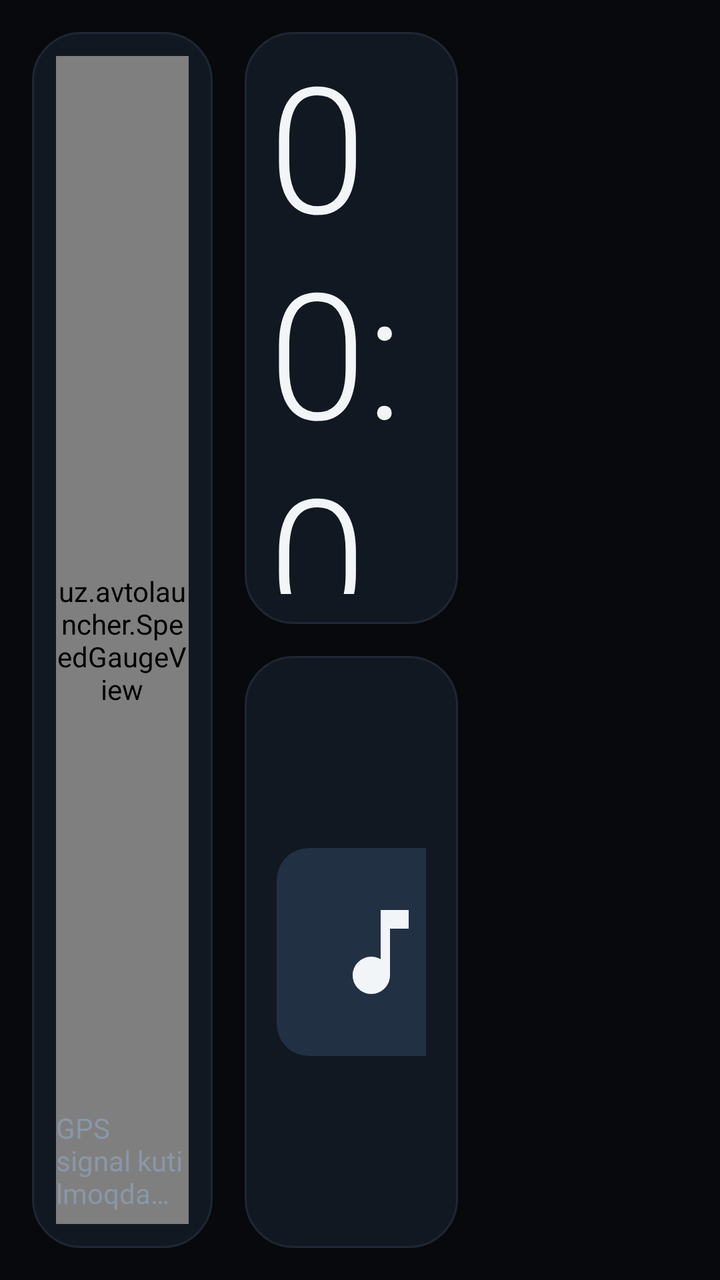
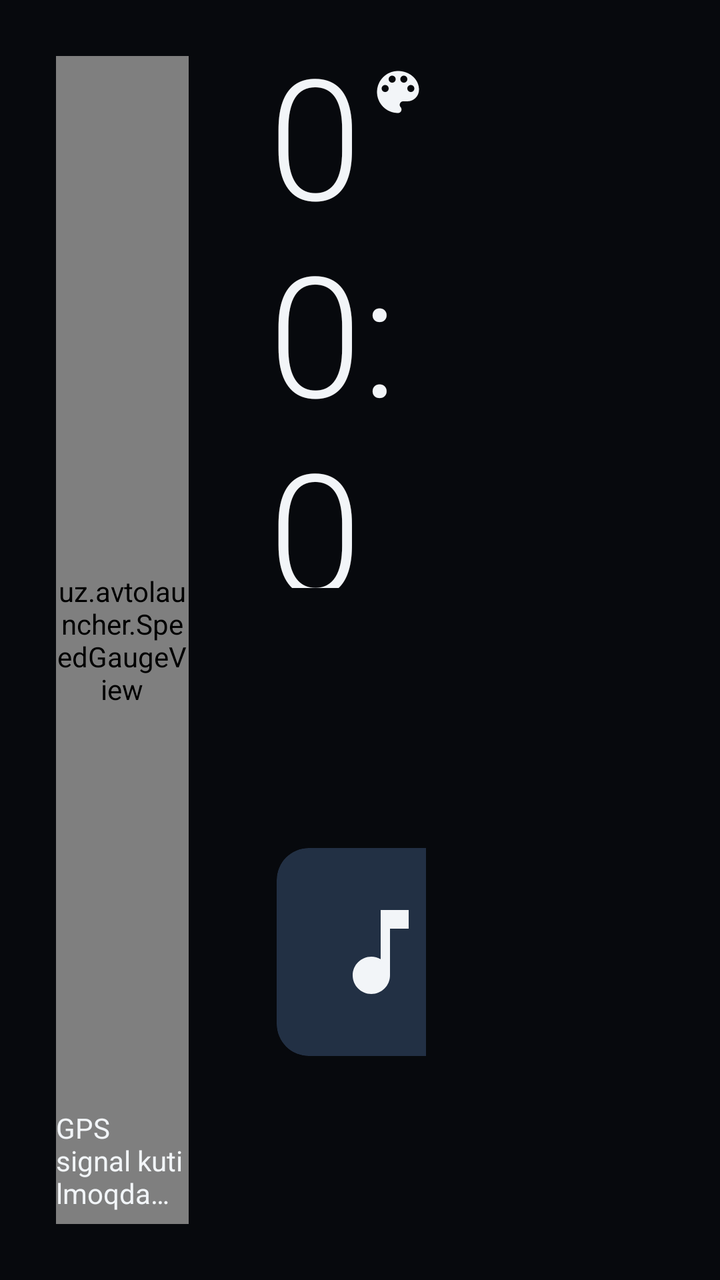

Before-and-after screenshots of an Android layout around one commit, followed by the original layout XML and the change that was made.
<!-- AndroidManifest.xml: application theme Theme.Avto -->
<!-- res/layout/activity_main.xml -->
<?xml version="1.0" encoding="utf-8"?>
<LinearLayout xmlns:android="http://schemas.android.com/apk/res/android"
    android:layout_width="match_parent"
    android:layout_height="match_parent"
    android:background="@color/bg"
    android:orientation="horizontal"
    android:padding="16dp">

    
    <FrameLayout
        android:layout_width="0dp"
        android:layout_height="match_parent"
        android:layout_weight="1.1"
        android:background="@drawable/panel_bg"
        android:padding="12dp">

        <uz.avtolauncher.SpeedGaugeView
            android:id="@+id/gauge"
            android:layout_width="match_parent"
            android:layout_height="match_parent" />

        <TextView
            android:id="@+id/gpsHint"
            android:layout_width="wrap_content"
            android:layout_height="wrap_content"
            android:layout_gravity="bottom|center_horizontal"
            android:layout_marginBottom="6dp"
            android:text="@string/gps_wait"
            android:textColor="@color/text_dim"
            android:textSize="14sp" />
    </FrameLayout>

    
    <LinearLayout
        android:layout_width="0dp"
        android:layout_height="match_parent"
        android:layout_marginStart="16dp"
        android:layout_marginEnd="16dp"
        android:layout_weight="1.3"
        android:orientation="vertical">

        <LinearLayout
            android:layout_width="match_parent"
            android:layout_height="0dp"
            android:layout_weight="1"
            android:background="@drawable/panel_bg"
            android:gravity="center"
            android:orientation="vertical"
            android:padding="12dp">

            <TextClock
                android:layout_width="wrap_content"
                android:layout_height="wrap_content"
                android:fontFamily="sans-serif-light"
                android:format12Hour="HH:mm"
                android:format24Hour="HH:mm"
                android:includeFontPadding="false"
                android:textColor="@color/text"
                android:textSize="88sp" />

            <TextClock
                android:layout_width="wrap_content"
                android:layout_height="wrap_content"
                android:format12Hour="EEEE, d MMMM"
                android:format24Hour="EEEE, d MMMM"
                android:textColor="@color/accent"
                android:textSize="20sp" />

            <TextView
                android:id="@+id/battery"
                android:layout_width="wrap_content"
                android:layout_height="wrap_content"
                android:layout_marginTop="6dp"
                android:textColor="@color/text_dim"
                android:textSize="15sp" />
        </LinearLayout>

        <LinearLayout
            android:layout_width="match_parent"
            android:layout_height="0dp"
            android:layout_marginTop="16dp"
            android:layout_weight="1"
            android:background="@drawable/panel_bg"
            android:gravity="center_vertical"
            android:orientation="horizontal"
            android:padding="16dp">

            <ImageView
                android:id="@+id/albumArt"
                android:layout_width="104dp"
                android:layout_height="104dp"
                android:background="@drawable/art_bg"
                android:clipToOutline="true"
                android:padding="24dp"
                android:scaleType="centerCrop"
                android:src="@drawable/ic_music" />

            <LinearLayout
                android:layout_width="0dp"
                android:layout_height="wrap_content"
                android:layout_marginStart="16dp"
                android:layout_weight="1"
                android:orientation="vertical">

                <TextView
                    android:id="@+id/trackTitle"
                    android:layout_width="match_parent"
                    android:layout_height="wrap_content"
                    android:ellipsize="end"
                    android:maxLines="1"
                    android:text="@string/no_music"
                    android:textColor="@color/text"
                    android:textSize="20sp"
                    android:textStyle="bold" />

                <TextView
                    android:id="@+id/trackArtist"
                    android:layout_width="match_parent"
                    android:layout_height="wrap_content"
                    android:ellipsize="end"
                    android:maxLines="1"
                    android:textColor="@color/text_dim"
                    android:textSize="15sp" />

                <LinearLayout
                    android:layout_width="wrap_content"
                    android:layout_height="wrap_content"
                    android:layout_marginTop="10dp"
                    android:orientation="horizontal">

                    <ImageButton
                        android:id="@+id/btnPrev"
                        android:layout_width="52dp"
                        android:layout_height="52dp"
                        android:background="@drawable/round_btn"
                        android:contentDescription="prev"
                        android:src="@drawable/ic_prev" />

                    <ImageButton
                        android:id="@+id/btnPlay"
                        android:layout_width="64dp"
                        android:layout_height="64dp"
                        android:layout_marginStart="14dp"
                        android:layout_marginEnd="14dp"
                        android:background="@drawable/round_btn"
                        android:contentDescription="play"
                        android:src="@drawable/ic_play" />

                    <ImageButton
                        android:id="@+id/btnNext"
                        android:layout_width="52dp"
                        android:layout_height="52dp"
                        android:background="@drawable/round_btn"
                        android:contentDescription="next"
                        android:src="@drawable/ic_next" />
                </LinearLayout>

                <TextView
                    android:id="@+id/mediaHint"
                    android:layout_width="match_parent"
                    android:layout_height="wrap_content"
                    android:layout_marginTop="6dp"
                    android:text="@string/media_permission"
                    android:textColor="@color/accent"
                    android:textSize="12sp"
                    android:visibility="gone" />
            </LinearLayout>
        </LinearLayout>
    </LinearLayout>

    
    <LinearLayout
        android:id="@+id/tiles"
        android:layout_width="0dp"
        android:layout_height="match_parent"
        android:layout_weight="1.2"
        android:orientation="vertical" />
</LinearLayout>
<!-- resources referenced by this layout -->
<resources>
  <color name="accent">#FF2FD5C8</color>
  <color name="bg">#FF07090D</color>
  <color name="text">#FFF2F5F8</color>
  <color name="text_dim">#FF8A97A8</color>
  <!-- drawable art_bg (drawable) -->
  <?xml version="1.0" encoding="utf-8"?>
  <shape xmlns:android="http://schemas.android.com/apk/res/android" android:shape="rectangle">
      <solid android:color="@color/tile_pressed"/>
      <corners android:radius="16dp"/>
  </shape>
  <!-- drawable ic_music (drawable) -->
  <?xml version="1.0" encoding="utf-8"?>
  <vector xmlns:android="http://schemas.android.com/apk/res/android"
      android:width="24dp" android:height="24dp"
      android:viewportWidth="24" android:viewportHeight="24">
      <path android:fillColor="#FFF2F5F8" android:pathData="M12,3v10.55c-0.59,-0.34 -1.27,-0.55 -2,-0.55 -2.21,0 -4,1.79 -4,4s1.79,4 4,4 4,-1.79 4,-4V7h4V3h-6z"/>
  </vector>
  <!-- drawable ic_next (drawable) -->
  <?xml version="1.0" encoding="utf-8"?>
  <vector xmlns:android="http://schemas.android.com/apk/res/android"
      android:width="24dp" android:height="24dp"
      android:viewportWidth="24" android:viewportHeight="24">
      <path android:fillColor="#FFF2F5F8" android:pathData="M6,18l8.5,-6L6,6v12zM16,6v12h2V6h-2z"/>
  </vector>
  <!-- drawable ic_play (drawable) -->
  <?xml version="1.0" encoding="utf-8"?>
  <vector xmlns:android="http://schemas.android.com/apk/res/android"
      android:width="24dp" android:height="24dp"
      android:viewportWidth="24" android:viewportHeight="24">
      <path android:fillColor="#FFF2F5F8" android:pathData="M8,5v14l11,-7z"/>
  </vector>
  <!-- drawable ic_prev (drawable) -->
  <?xml version="1.0" encoding="utf-8"?>
  <vector xmlns:android="http://schemas.android.com/apk/res/android"
      android:width="24dp" android:height="24dp"
      android:viewportWidth="24" android:viewportHeight="24">
      <path android:fillColor="#FFF2F5F8" android:pathData="M6,6h2v12H6zM9.5,12l8.5,6V6z"/>
  </vector>
  <!-- drawable panel_bg (drawable) -->
  <?xml version="1.0" encoding="utf-8"?>
  <shape xmlns:android="http://schemas.android.com/apk/res/android" android:shape="rectangle">
      <solid android:color="@color/panel"/>
      <stroke android:width="1dp" android:color="@color/panel_stroke"/>
      <corners android:radius="24dp"/>
  </shape>
  <!-- drawable round_btn (drawable) -->
  <?xml version="1.0" encoding="utf-8"?>
  <selector xmlns:android="http://schemas.android.com/apk/res/android">
      <item android:state_pressed="true">
          <shape android:shape="oval"><solid android:color="@color/accent"/></shape>
      </item>
      <item>
          <shape android:shape="oval"><solid android:color="@color/tile_pressed"/></shape>
      </item>
  </selector>
  <string name="gps_wait">GPS signal kutilmoqda…</string>
  <string name="media_permission">Qo\'shiq nomini ko\'rsatish uchun shu yerga bosib ruxsat bering</string>
  <string name="no_music">Musiqa chalinmayapti</string>
  <style name="Theme.Avto" parent="@android:style/Theme.Material.NoActionBar">
          <item name="android:windowBackground">@color/bg</item>
          <item name="android:windowFullscreen">true</item>
          <item name="android:statusBarColor">@color/bg</item>
          <item name="android:navigationBarColor">@color/bg</item>
          <item name="android:colorAccent">@color/accent</item>
          <item name="android:textColor">@color/text</item>
          <item name="android:windowShowWallpaper">false</item>
      </style>
  <color name="tile_pressed">#FF223044</color>
  <color name="panel">#FF121821</color>
  <color name="panel_stroke">#FF1E2733</color>
</resources>

<!-- the commit's change to res/layout/activity_main.xml (unified diff, before → after) -->
@@ -1,178 +1,241 @@
 <?xml version="1.0" encoding="utf-8"?>
-<LinearLayout xmlns:android="http://schemas.android.com/apk/res/android"
+<FrameLayout xmlns:android="http://schemas.android.com/apk/res/android"
+    android:id="@+id/root"
     android:layout_width="match_parent"
     android:layout_height="match_parent"
-    android:background="@color/bg"
-    android:orientation="horizontal"
-    android:padding="16dp">
+    android:background="@color/bg">
 
     
-    <FrameLayout
-        android:layout_width="0dp"
+    <ImageView
+        android:id="@+id/wallpaper"
+        android:layout_width="match_parent"
         android:layout_height="match_parent"
-        android:layout_weight="1.1"
-        android:background="@drawable/panel_bg"
-        android:padding="12dp">
-
-        <uz.avtolauncher.SpeedGaugeView
-            android:id="@+id/gauge"
-            android:layout_width="match_parent"
-            android:layout_height="match_parent" />
-
-        <TextView
-            android:id="@+id/gpsHint"
-            android:layout_width="wrap_content"
-            android:layout_height="wrap_content"
-            android:layout_gravity="bottom|center_horizontal"
-            android:layout_marginBottom="6dp"
-            android:text="@string/gps_wait"
-            android:textColor="@color/text_dim"
-            android:textSize="14sp" />
-    </FrameLayout>
-
-    
+        android:importantForAccessibility="no"
+        android:scaleType="centerCrop"
+        android:visibility="gone" />
+
+    <View
+        android:id="@+id/wallDim"
+        android:layout_width="match_parent"
+        android:layout_height="match_parent"
+        android:background="#59000000"
+        android:visibility="gone" />
+
     <LinearLayout
-        android:layout_width="0dp"
+        android:layout_width="match_parent"
         android:layout_height="match_parent"
-        android:layout_marginStart="16dp"
-        android:layout_marginEnd="16dp"
-        android:layout_weight="1.3"
-        android:orientation="vertical">
-
-        <LinearLayout
-            android:layout_width="match_parent"
-            android:layout_height="0dp"
-            android:layout_weight="1"
-            android:background="@drawable/panel_bg"
-            android:gravity="center"
-            android:orientation="vertical"
+        android:orientation="horizontal"
+        android:padding="16dp">
+
+        
+        <FrameLayout
+            android:id="@+id/gaugePanel"
+            android:layout_width="0dp"
+            android:layout_height="match_parent"
+            android:layout_weight="1.1"
             android:padding="12dp">
 
-            <TextClock
+            <uz.avtolauncher.SpeedGaugeView
+                android:id="@+id/gauge"
+                android:layout_width="match_parent"
+                android:layout_height="match_parent" />
+
+            <TextView
+                android:id="@+id/gpsHint"
                 android:layout_width="wrap_content"
                 android:layout_height="wrap_content"
-                android:fontFamily="sans-serif-light"
-                android:format12Hour="HH:mm"
-                android:format24Hour="HH:mm"
-                android:includeFontPadding="false"
-                android:textColor="@color/text"
-                android:textSize="88sp" />
-
-            <TextClock
-                android:layout_width="wrap_content"
-                android:layout_height="wrap_content"
-                android:format12Hour="EEEE, d MMMM"
-                android:format24Hour="EEEE, d MMMM"
-                android:textColor="@color/accent"
-                android:textSize="20sp" />
-
-            <TextView
-                android:id="@+id/battery"
-                android:layout_width="wrap_content"
-                android:layout_height="wrap_content"
-                android:layout_marginTop="6dp"
-                android:textColor="@color/text_dim"
-                android:textSize="15sp" />
-        </LinearLayout>
-
+                android:layout_gravity="bottom|center_horizontal"
+                android:layout_marginBottom="6dp"
+                android:text="@string/gps_wait"
+                android:textSize="14sp" />
+        </FrameLayout>
+
+        
         <LinearLayout
-            android:layout_width="match_parent"
-            android:layout_height="0dp"
-            android:layout_marginTop="16dp"
-            android:layout_weight="1"
-            android:background="@drawable/panel_bg"
-            android:gravity="center_vertical"
-            android:orientation="horizontal"
-            android:padding="16dp">
-
-            <ImageView
-                android:id="@+id/albumArt"
-                android:layout_width="104dp"
-                android:layout_height="104dp"
-                android:background="@drawable/art_bg"
-                android:clipToOutline="true"
-                android:padding="24dp"
-                android:scaleType="centerCrop"
-                android:src="@drawable/ic_music" />
+            android:layout_width="0dp"
+            android:layout_height="match_parent"
+            android:layout_marginStart="16dp"
+            android:layout_marginEnd="16dp"
+            android:layout_weight="1.3"
+            android:orientation="vertical">
+
+            <FrameLayout
+                android:id="@+id/clockPanel"
+                android:layout_width="match_parent"
+                android:layout_height="0dp"
+                android:layout_weight="1">
+
+                <LinearLayout
+                    android:layout_width="match_parent"
+                    android:layout_height="match_parent"
+                    android:gravity="center"
+                    android:orientation="vertical"
+                    android:padding="12dp">
+
+                    <TextClock
+                        android:id="@+id/timeClock"
+                        android:layout_width="wrap_content"
+                        android:layout_height="wrap_content"
+                        android:fontFamily="sans-serif-light"
+                        android:format12Hour="HH:mm"
+                        android:format24Hour="HH:mm"
+                        android:includeFontPadding="false"
+                        android:textSize="84sp" />
+
+                    <TextClock
+                        android:id="@+id/dateClock"
+                        android:layout_width="wrap_content"
+                        android:layout_height="wrap_content"
+                        android:format12Hour="EEEE, d MMMM"
+                        android:format24Hour="EEEE, d MMMM"
+                        android:textSize="20sp" />
+
+                    <LinearLayout
+                        android:layout_width="wrap_content"
+                        android:layout_height="wrap_content"
+                        android:layout_marginTop="12dp"
+                        android:gravity="center_vertical"
+                        android:orientation="horizontal">
+
+                        <TextView
+                            android:id="@+id/weatherText"
+                            android:layout_width="wrap_content"
+                            android:layout_height="wrap_content"
+                            android:text="🌡 —"
+                            android:textSize="17sp" />
+
+                        <ImageView
+                            android:id="@+id/compassArrow"
+                            android:layout_width="20dp"
+                            android:layout_height="20dp"
+                            android:layout_marginStart="22dp"
+                            android:importantForAccessibility="no"
+                            android:src="@drawable/ic_navigation" />
+
+                        <TextView
+                            android:id="@+id/compassText"
+                            android:layout_width="wrap_content"
+                            android:layout_height="wrap_content"
+                            android:layout_marginStart="6dp"
+                            android:text="—"
+                            android:textSize="17sp" />
+
+                        <TextView
+                            android:id="@+id/battery"
+                            android:layout_width="wrap_content"
+                            android:layout_height="wrap_content"
+                            android:layout_marginStart="22dp"
+                            android:textSize="17sp" />
+                    </LinearLayout>
+                </LinearLayout>
+
+                <ImageButton
+                    android:id="@+id/btnTheme"
+                    android:layout_width="48dp"
+                    android:layout_height="48dp"
+                    android:layout_gravity="top|end"
+                    android:layout_margin="6dp"
+                    android:background="@android:color/transparent"
+                    android:contentDescription="theme"
+                    android:padding="10dp"
+                    android:scaleType="fitCenter"
+                    android:src="@drawable/ic_palette" />
+            </FrameLayout>
 
             <LinearLayout
-                android:layout_width="0dp"
-                android:layout_height="wrap_content"
-                android:layout_marginStart="16dp"
+                android:id="@+id/musicPanel"
+                android:layout_width="match_parent"
+                android:layout_height="0dp"
+                android:layout_marginTop="16dp"
                 android:layout_weight="1"
-                android:orientation="vertical">
-
-                <TextView
-                    android:id="@+id/trackTitle"
-                    android:layout_width="match_parent"
+                android:gravity="center_vertical"
+                android:orientation="horizontal"
+                android:padding="16dp">
+
+                <ImageView
+                    android:id="@+id/albumArt"
+                    android:layout_width="104dp"
+                    android:layout_height="104dp"
+                    android:background="@drawable/art_bg"
+                    android:clipToOutline="true"
+                    android:importantForAccessibility="no"
+                    android:padding="24dp"
+                    android:scaleType="centerCrop"
+                    android:src="@drawable/ic_music" />
+
+                <LinearLayout
+                    android:layout_width="0dp"
                     android:layout_height="wrap_content"
-                    android:ellipsize="end"
-                    android:maxLines="1"
-                    android:text="@string/no_music"
-                    android:textColor="@color/text"
-                    android:textSize="20sp"
-                    android:textStyle="bold" />
-
-                <TextView
-                    android:id="@+id/trackArtist"
-                    android:layout_width="match_parent"
-                    android:layout_height="wrap_content"
-                    android:ellipsize="end"
-                    android:maxLines="1"
-                    android:textColor="@color/text_dim"
-                    android:textSize="15sp" />
-
-                <LinearLayout
-                    android:layout_width="wrap_content"
-                    android:layout_height="wrap_content"
-                    android:layout_marginTop="10dp"
-                    android:orientation="horizontal">
-
-                    <ImageButton
-                        android:id="@+id/btnPrev"
-                        android:layout_width="52dp"
-                        android:layout_height="52dp"
-                        android:background="@drawable/round_btn"
-                        android:contentDescription="prev"
-                        android:src="@drawable/ic_prev" />
-
-                    <ImageButton
-                        android:id="@+id/btnPlay"
-                        android:layout_width="64dp"
-                        android:layout_height="64dp"
-                        android:layout_marginStart="14dp"
-                        android:layout_marginEnd="14dp"
-                        android:background="@drawable/round_btn"
-                        android:contentDescription="play"
-                        android:src="@drawable/ic_play" />
-
-                    <ImageButton
-                        android:id="@+id/btnNext"
-                        android:layout_width="52dp"
-                        android:layout_height="52dp"
-                        android:background="@drawable/round_btn"
-                        android:contentDescription="next"
-                        android:src="@drawable/ic_next" />
+                    android:layout_marginStart="16dp"
+                    android:layout_weight="1"
+                    android:orientation="vertical">
+
+                    <TextView
+                        android:id="@+id/trackTitle"
+                        android:layout_width="match_parent"
+                        android:layout_height="wrap_content"
+                        android:ellipsize="end"
+                        android:maxLines="1"
+                        android:text="@string/no_music"
+                        android:textSize="20sp"
+                        android:textStyle="bold" />
+
+                    <TextView
+                        android:id="@+id/trackArtist"
+                        android:layout_width="match_parent"
+                        android:layout_height="wrap_content"
+                        android:ellipsize="end"
+                        android:maxLines="1"
+                        android:textSize="15sp" />
+
+                    <LinearLayout
+                        android:layout_width="wrap_content"
+                        android:layout_height="wrap_content"
+                        android:layout_marginTop="10dp"
+                        android:orientation="horizontal">
+
+                        <ImageButton
+                            android:id="@+id/btnPrev"
+                            android:layout_width="52dp"
+                            android:layout_height="52dp"
+                            android:contentDescription="prev"
+                            android:src="@drawable/ic_prev" />
+
+                        <ImageButton
+                            android:id="@+id/btnPlay"
+                            android:layout_width="64dp"
+                            android:layout_height="64dp"
+                            android:layout_marginStart="14dp"
+                            android:layout_marginEnd="14dp"
+                            android:contentDescription="play"
+                            android:src="@drawable/ic_play" />
+
+                        <ImageButton
+                            android:id="@+id/btnNext"
+                            android:layout_width="52dp"
+                            android:layout_height="52dp"
+                            android:contentDescription="next"
+                            android:src="@drawable/ic_next" />
+                    </LinearLayout>
+
+                    <TextView
+                        android:id="@+id/mediaHint"
+                        android:layout_width="match_parent"
+                        android:layout_height="wrap_content"
+                        android:layout_marginTop="6dp"
+                        android:text="@string/media_permission"
+                        android:textSize="12sp"
+                        android:visibility="gone" />
                 </LinearLayout>
-
-                <TextView
-                    android:id="@+id/mediaHint"
-                    android:layout_width="match_parent"
-                    android:layout_height="wrap_content"
-                    android:layout_marginTop="6dp"
-                    android:text="@string/media_permission"
-                    android:textColor="@color/accent"
-                    android:textSize="12sp"
-                    android:visibility="gone" />
             </LinearLayout>
         </LinearLayout>
+
+        
+        <LinearLayout
+            android:id="@+id/tiles"
+            android:layout_width="0dp"
+            android:layout_height="match_parent"
+            android:layout_weight="1.2"
+            android:orientation="vertical" />
     </LinearLayout>
-
-    
-    <LinearLayout
-        android:id="@+id/tiles"
-        android:layout_width="0dp"
-        android:layout_height="match_parent"
-        android:layout_weight="1.2"
-        android:orientation="vertical" />
-</LinearLayout>
+</FrameLayout>
<!-- resource entries referenced after the edit -->
@@ -3,7 +3,6 @@
   <color name="accent">#FF2FD5C8</color>
   <color name="bg">#FF07090D</color>
   <color name="text">#FFF2F5F8</color>
-  <color name="text_dim">#FF8A97A8</color>
   <!-- drawable art_bg (drawable) -->
   <?xml version="1.0" encoding="utf-8"?>
   <shape xmlns:android="http://schemas.android.com/apk/res/android" android:shape="rectangle">
@@ -17,12 +16,26 @@
       android:viewportWidth="24" android:viewportHeight="24">
       <path android:fillColor="#FFF2F5F8" android:pathData="M12,3v10.55c-0.59,-0.34 -1.27,-0.55 -2,-0.55 -2.21,0 -4,1.79 -4,4s1.79,4 4,4 4,-1.79 4,-4V7h4V3h-6z"/>
   </vector>
+  <!-- drawable ic_navigation (drawable) -->
+  <?xml version="1.0" encoding="utf-8"?>
+  <vector xmlns:android="http://schemas.android.com/apk/res/android"
+      android:width="24dp" android:height="24dp"
+      android:viewportWidth="24" android:viewportHeight="24">
+      <path android:fillColor="#FFF2F5F8" android:pathData="M12,2L4.5,20.29l0.71,0.71L12,18l6.79,3 0.71,-0.71z"/>
+  </vector>
   <!-- drawable ic_next (drawable) -->
   <?xml version="1.0" encoding="utf-8"?>
   <vector xmlns:android="http://schemas.android.com/apk/res/android"
       android:width="24dp" android:height="24dp"
       android:viewportWidth="24" android:viewportHeight="24">
       <path android:fillColor="#FFF2F5F8" android:pathData="M6,18l8.5,-6L6,6v12zM16,6v12h2V6h-2z"/>
+  </vector>
+  <!-- drawable ic_palette (drawable) -->
+  <?xml version="1.0" encoding="utf-8"?>
+  <vector xmlns:android="http://schemas.android.com/apk/res/android"
+      android:width="24dp" android:height="24dp"
+      android:viewportWidth="24" android:viewportHeight="24">
+      <path android:fillColor="#FFF2F5F8" android:pathData="M12,3c-4.97,0 -9,4.03 -9,9s4.03,9 9,9c0.83,0 1.5,-0.67 1.5,-1.5 0,-0.39 -0.15,-0.74 -0.39,-1.01 -0.23,-0.26 -0.38,-0.61 -0.38,-0.99 0,-0.83 0.67,-1.5 1.5,-1.5H16c2.76,0 5,-2.24 5,-5 0,-4.42 -4.03,-8 -9,-8zM6.5,12c-0.83,0 -1.5,-0.67 -1.5,-1.5S5.67,9 6.5,9 8,9.67 8,10.5 7.33,12 6.5,12zM9.5,8C8.67,8 8,7.33 8,6.5S8.67,5 9.5,5s1.5,0.67 1.5,1.5S10.33,8 9.5,8zM14.5,8c-0.83,0 -1.5,-0.67 -1.5,-1.5S13.67,5 14.5,5s1.5,0.67 1.5,1.5S15.33,8 14.5,8zM17.5,12c-0.83,0 -1.5,-0.67 -1.5,-1.5S16.67,9 17.5,9s1.5,0.67 1.5,1.5S18.33,12 17.5,12z"/>
   </vector>
   <!-- drawable ic_play (drawable) -->
   <?xml version="1.0" encoding="utf-8"?>
@@ -38,23 +51,6 @@
       android:viewportWidth="24" android:viewportHeight="24">
       <path android:fillColor="#FFF2F5F8" android:pathData="M6,6h2v12H6zM9.5,12l8.5,6V6z"/>
   </vector>
-  <!-- drawable panel_bg (drawable) -->
-  <?xml version="1.0" encoding="utf-8"?>
-  <shape xmlns:android="http://schemas.android.com/apk/res/android" android:shape="rectangle">
-      <solid android:color="@color/panel"/>
-      <stroke android:width="1dp" android:color="@color/panel_stroke"/>
-      <corners android:radius="24dp"/>
-  </shape>
-  <!-- drawable round_btn (drawable) -->
-  <?xml version="1.0" encoding="utf-8"?>
-  <selector xmlns:android="http://schemas.android.com/apk/res/android">
-      <item android:state_pressed="true">
-          <shape android:shape="oval"><solid android:color="@color/accent"/></shape>
-      </item>
-      <item>
-          <shape android:shape="oval"><solid android:color="@color/tile_pressed"/></shape>
-      </item>
-  </selector>
   <string name="gps_wait">GPS signal kutilmoqda…</string>
   <string name="media_permission">Qo\'shiq nomini ko\'rsatish uchun shu yerga bosib ruxsat bering</string>
   <string name="no_music">Musiqa chalinmayapti</string>
@@ -68,7 +64,5 @@
           <item name="android:windowShowWallpaper">false</item>
       </style>
   <color name="tile_pressed">#FF223044</color>
-  <color name="panel">#FF121821</color>
-  <color name="panel_stroke">#FF1E2733</color>
 </resources>
 
